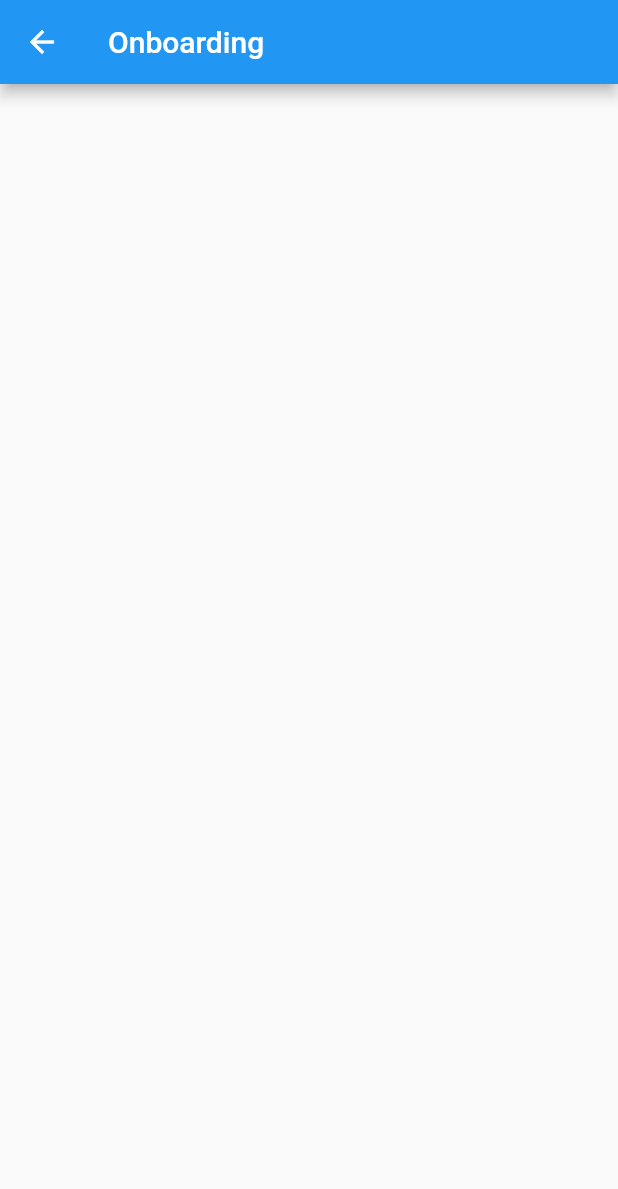
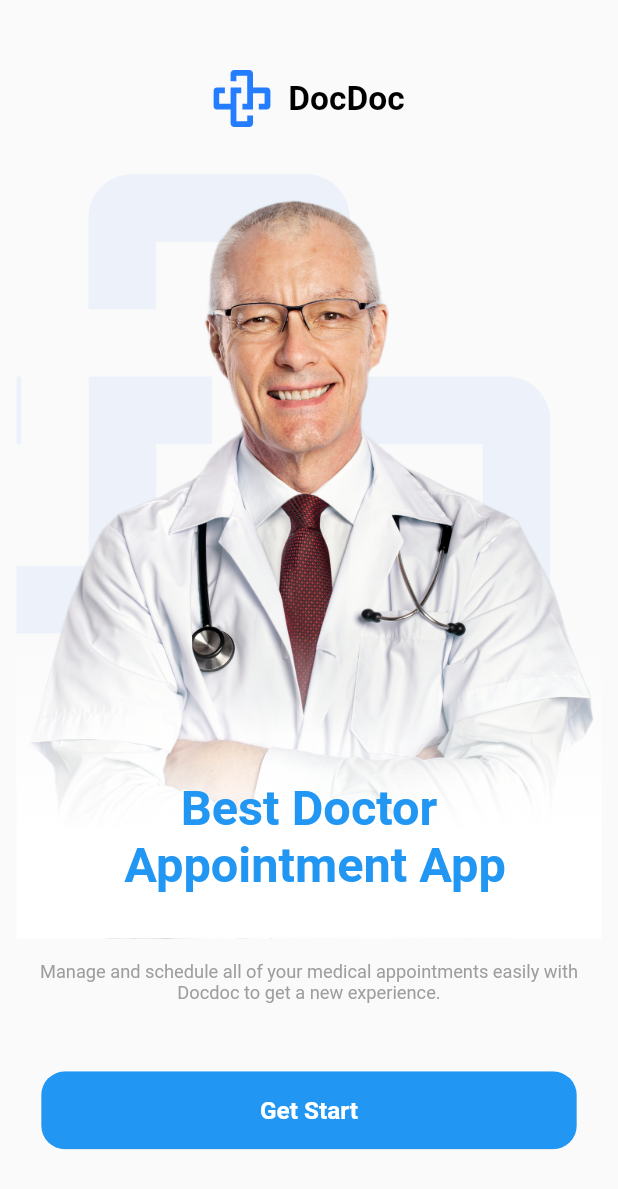
Before and after one commit to Ali-Alabsi/doctor, a Flutter app: the screen it shows after launch, on a phone screen of 412 x 824 dp. Shown: the top 1189 px of the screen. Run offline on Flutter 3.47's test engine with Material 2 defaults, Android fonts, the phone set to English and light mode, and no system bars; our stand-ins replace flutter_screenutil, flutter_svg.

Commit message:
- Add image - Onboarding Screen - Add Navgiation - Add Colors

```diff
--- /dev/null
+++ b/lib/core/helping/extension.dart
@@ -0,0 +1,17 @@
+import 'package:flutter/material.dart';
+
+extension Navigation on BuildContext {
+  Future<dynamic> pushReplacementName(String routeName,
+      {Object?  arguments}) {
+    return Navigator.of(this).pushReplacementNamed(routeName, arguments:arguments);
+  }
+    Future<dynamic> pushName(String routeName,
+      {Object?  arguments}) {
+    return Navigator.of(this).pushNamed(routeName, arguments:arguments);
+  }
+    Future<dynamic> pushNamedAndRemoveUntil(String routeName,
+      {Object?  arguments , required RoutePredicate predicate} ) {
+    return Navigator.of(this).pushNamedAndRemoveUntil(routeName,predicate, arguments:arguments);
+  }
+  void pop() => Navigator.of(this).pop();
+}
--- /dev/null
+++ b/lib/core/theming/colors.dart
@@ -0,0 +1,8 @@
+import 'package:flutter/material.dart';
+
+class ProjectColors {
+  static const Color mainColors = Colors.blue;
+  static const Color blackColors = Colors.black;
+  static const Color whiteColors = Colors.white;
+  static const Color grayColors = Colors.grey;
+}
--- /dev/null
+++ b/lib/core/theming/text_style.dart
@@ -0,0 +1,27 @@
+import 'package:doctor/core/theming/colors.dart';
+import 'package:flutter/material.dart';
+import 'package:flutter_screenutil/flutter_screenutil.dart';
+
+class TextStyles {
+  static TextStyle font22BlackColorBold =  TextStyle(
+    fontSize: 22.sp,
+    color: ProjectColors.blackColors,
+    fontWeight: FontWeight.bold
+  );
+
+  static TextStyle font32MainColorW700 =  TextStyle(
+    fontSize: 32.sp,
+    color: ProjectColors.mainColors,
+    fontWeight: FontWeight.w700
+  );
+  static TextStyle font12GrayColor =  TextStyle(
+    fontSize: 12.sp,
+    color: ProjectColors.grayColors,
+  );
+
+  static TextStyle font16WhiteColorW600 =  TextStyle(
+    fontSize: 16.sp,
+    color: ProjectColors.whiteColors,
+    fontWeight: FontWeight.w600
+  );
+}
--- a/lib/doc_app.dart
+++ b/lib/doc_app.dart
@@ -1,3 +1,4 @@
+import 'package:doctor/core/theming/colors.dart';
 import 'package:flutter/material.dart';
 import 'package:flutter_screenutil/flutter_screenutil.dart';
 
@@ -11,16 +12,14 @@ class DocApp extends StatelessWidget {
   @override
   Widget build(BuildContext context) {
     return ScreenUtilInit(
-      designSize: Size(360, 740), // The design size of
+      designSize: Size(375, 812), // The design size of
       minTextAdapt: true,
       child: MaterialApp(
+        debugShowCheckedModeBanner: false,
         title: "DocApp",
-        theme: ThemeData(
-          primaryColor: Colors.blue
-        ),
+        theme: ThemeData(primaryColor: ProjectColors.mainColors),
         initialRoute: Routes.onBordingScreen,
         onGenerateRoute: appRouter.generateRoute,
-
       ),
     );
   }
--- a/lib/feature/onbording/onbording_screen.dart
+++ b/lib/feature/onbording/onbording_screen.dart
@@ -1,12 +1,42 @@
+import 'package:doctor/core/helping/extension.dart';
+import 'package:doctor/core/theming/colors.dart';
 import 'package:flutter/material.dart';
+import 'package:flutter_screenutil/flutter_screenutil.dart';
+import 'package:flutter_svg/flutter_svg.dart';
+
+import '../../core/routing/routes.dart';
+import '../../core/theming/text_style.dart';
+import 'widget/button_get_start.dart';
+import 'widget/image_opcity_text.dart';
+import 'widget/logo_text_top_screen.dart';
+import 'widget/text_upder_image.dart';
 
 class OnbordingScreen extends StatelessWidget {
   const OnbordingScreen({super.key});
 
   @override
   Widget build(BuildContext context) {
-    return Scaffold(
-      appBar: AppBar(title: Text('Onboarding')),
+    return SafeArea(
+      child: Scaffold(
+        body: Padding(
+          padding: EdgeInsets.symmetric(horizontal: 10.w, vertical: 15.h),
+          child: ListView(children: [
+            SizedBox(
+               height: 30.h,
+            ),
+            LogoAndTextInTopSceen(),
+            SizedBox(
+              height: 30.h,
+            ),
+            ImageAndOpcityAndTextInCenter(),
+            TextUnderImage(),
+            SizedBox(
+              height: 30.h,
+            ),
+            ButtonGetStart()
+          ]),
+        ),
+      ),
     );
   }
 }
--- /dev/null
+++ b/lib/feature/onbording/widget/button_get_start.dart
@@ -0,0 +1,36 @@
+
+import 'package:doctor/core/helping/extension.dart';
+import 'package:flutter/material.dart';
+import 'package:flutter_screenutil/flutter_screenutil.dart';
+
+import '../../../core/routing/routes.dart';
+import '../../../core/theming/colors.dart';
+import '../../../core/theming/text_style.dart';
+
+class ButtonGetStart extends StatelessWidget {
+  const ButtonGetStart({
+    super.key,
+  });
+
+  @override
+  Widget build(BuildContext context) {
+    return Container(
+      margin: EdgeInsetsDirectional.symmetric(horizontal: 15.w),
+      clipBehavior: Clip.antiAliasWithSaveLayer,
+      decoration: BoxDecoration(
+        borderRadius: BorderRadius.circular(16),
+      ),
+      child: MaterialButton(
+        color: ProjectColors.mainColors,
+        height: 52,
+        onPressed: () {
+          context.pushName(Routes.loginScreen);
+        },
+        child: Text(
+          'Get Start',
+          style: TextStyles.font16WhiteColorW600,
+        ),
+      ),
+    );
+  }
+}
--- /dev/null
+++ b/lib/feature/onbording/widget/image_opcity_text.dart
@@ -0,0 +1,42 @@
+
+import 'package:flutter/material.dart';
+import 'package:flutter_svg/svg.dart';
+
+import '../../../core/theming/colors.dart';
+import '../../../core/theming/text_style.dart';
+
+class ImageAndOpcityAndTextInCenter extends StatelessWidget {
+  const ImageAndOpcityAndTextInCenter({
+    super.key,
+  });
+
+  @override
+  Widget build(BuildContext context) {
+    return Stack(
+      children: [
+        SvgPicture.asset("assets/svgs/doc_logo_opcity.svg"),
+        Container(
+            foregroundDecoration: BoxDecoration(
+                gradient: LinearGradient(
+                    colors: [
+                      ProjectColors.whiteColors,
+                      ProjectColors.whiteColors.withOpacity(0.0),
+                    ],
+                    begin: Alignment.bottomCenter,
+                    end: Alignment.topCenter,
+                    stops: [0.14, 0.4])),
+            child: Image.asset("assets/images/doctor_onbording.png")),
+        Positioned(
+          left: 0,
+          right: 0,
+          bottom: 30,
+          child: Text(
+            'Best Doctor \n Appointment App',
+            textAlign: TextAlign.center,
+            style: TextStyles.font32MainColorW700,
+          ),
+        )
+      ],
+    );
+  }
+}
--- /dev/null
+++ b/lib/feature/onbording/widget/logo_text_top_screen.dart
@@ -0,0 +1,29 @@
+
+import 'package:flutter/material.dart';
+import 'package:flutter_screenutil/flutter_screenutil.dart';
+import 'package:flutter_svg/svg.dart';
+
+import '../../../core/theming/text_style.dart';
+
+class LogoAndTextInTopSceen extends StatelessWidget {
+  const LogoAndTextInTopSceen({
+    super.key,
+  });
+
+  @override
+  Widget build(BuildContext context) {
+    return Row(
+      mainAxisAlignment: MainAxisAlignment.center,
+      children: [
+        SvgPicture.asset("assets/svgs/doc_logo.svg"),
+        SizedBox(
+          width: 10.w,
+        ),
+        Text(
+          "DocDoc",
+          style: TextStyles.font22BlackColorBold,
+        )
+      ],
+    );
+  }
+}
--- /dev/null
+++ b/lib/feature/onbording/widget/text_upder_image.dart
@@ -0,0 +1,22 @@
+
+import 'package:flutter/material.dart';
+
+import '../../../core/theming/text_style.dart';
+
+class TextUnderImage extends StatelessWidget {
+  const TextUnderImage({
+    super.key,
+  });
+
+  @override
+  Widget build(BuildContext context) {
+    return Padding(
+      padding: const EdgeInsets.all(15.0),
+      child: Text(
+        "Manage and schedule all of your medical appointments easily with Docdoc to get a new experience.",
+        style: TextStyles.font12GrayColor,
+        textAlign: TextAlign.center,
+      ),
+    );
+  }
+}
--- a/pubspec.yaml
+++ b/pubspec.yaml
@@ -80,9 +80,9 @@ flutter:
   uses-material-design: true
 
   # To add assets to your application, add an assets section, like this:
-  # assets:
-  #   - images/a_dot_burr.jpeg
-  #   - images/a_dot_ham.jpeg
+  assets:
+    - assets/images/
+    - assets/svgs/
 
   # An image asset can refer to one or more resolution-specific "variants", see
   # https://flutter.dev/assets-and-images/#resolution-aware
```
Also changed, not shown: assets/images/doctor_onbording.png (added), assets/svgs/doc_logo.svg (added), assets/svgs/doc_logo_opcity.svg (added).
